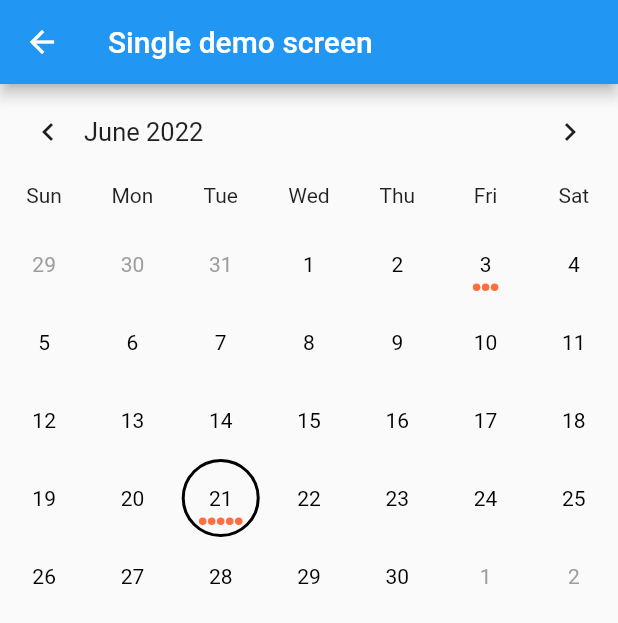
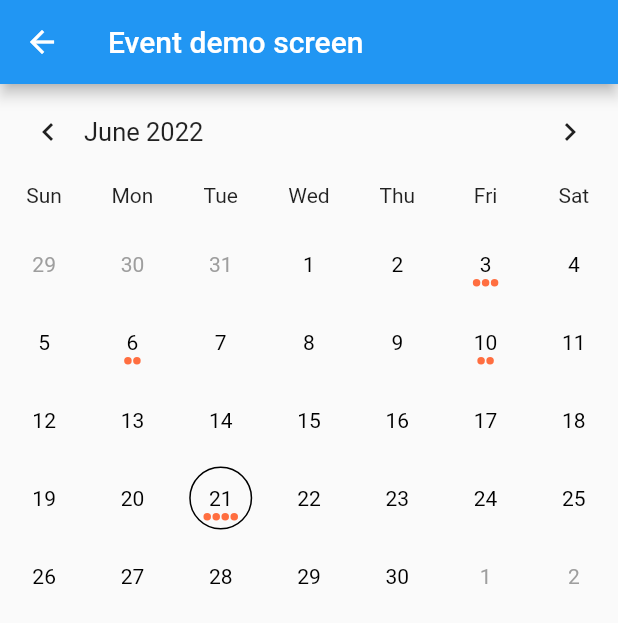
Before and after one commit to Jay-flow/flutter_calendar_widget, a Flutter app: the screen it shows after launch, after a tap on "Event demo screen", on a phone screen of 412 x 824 dp. Shown: the top 623 px of the screen. Run offline on Flutter 3.47's test engine with Material 2 defaults, Android fonts, the phone set to English and light mode, and no system bars; our stand-ins replace logger.

Commit message:
Implement the event calendar example screen

```diff
--- /dev/null
+++ b/example/lib/models/event.dart
@@ -0,0 +1,5 @@
+class Event {
+  final String title;
+
+  const Event(this.title);
+}
--- a/example/lib/screens/event_demo_screen.dart
+++ b/example/lib/screens/event_demo_screen.dart
@@ -1,12 +1,8 @@
-import 'package:example/utils.dart';
 import 'package:flutter/material.dart';
 import 'package:flutter_calendar_widget/flutter_calendar_widget.dart';
 
-class Event {
-  final String title;
-
-  const Event(this.title);
-}
+import '../models/event.dart';
+import '../utils.dart';
 
 class EventDemoScreen extends StatefulWidget {
   const EventDemoScreen({Key? key}) : super(key: key);
@@ -18,38 +14,19 @@ class EventDemoScreen extends StatefulWidget {
 class _EventDemoScreenState extends State<EventDemoScreen> {
   List<Event> _selectedEvents = [];
 
-  EventList<Event> _getEvents() {
-    DateTime now = DateTime.now();
-
-    return EventList(
-      events: {
-        now: [
-          const Event('Event 1'),
-          const Event('Event 2'),
-          const Event('Event 3'),
-          const Event('Event 4'),
-          const Event('Event 5'),
-          const Event('Event 6'),
-        ],
-        DateTime(now.year, now.month, 3): [
-          const Event('Event 1'),
-          const Event('Event 2'),
-          const Event('Event 3'),
-        ],
-      },
-    );
-  }
-
   @override
   Widget build(BuildContext context) {
-    final events = _getEvents();
+    EventList<Event> events = getEventList();
 
     return Scaffold(
       appBar: AppBar(
-        title: const Text('Single demo screen'),
+        title: const Text('Event demo screen'),
       ),
       body: SafeArea(
-        child: FlutterCalendar(
+        child: Column(
+          crossAxisAlignment: CrossAxisAlignment.start,
+          children: [
+            FlutterCalendar(
               selectionMode: FlutterCalendarSelectionMode.single,
               focusedDate: DateTime.now(),
               events: events,
@@ -57,12 +34,33 @@ class _EventDemoScreenState extends State<EventDemoScreen> {
                 setState(() {
                   _selectedEvents = events.get(day);
                 });
-
-            logger.d(_selectedEvents);
               },
-          onDayLongPressed: (DateTime day) {
-            logger.d('[onDayLongPressed] $day');
-          },
+            ),
+            Expanded(
+              child: SingleChildScrollView(
+                child: Column(
+                  children: _selectedEvents
+                      .map(
+                        (event) => Container(
+                          width: double.infinity,
+                          padding: const EdgeInsets.all(10),
+                          margin: const EdgeInsets.all(20),
+                          decoration: BoxDecoration(
+                            border: Border.all(color: Colors.red, width: 1),
+                          ),
+                          child: Text(
+                            event.title,
+                            style: const TextStyle(
+                              fontSize: 30,
+                            ),
+                          ),
+                        ),
+                      )
+                      .toList(),
+                ),
+              ),
+            ),
+          ],
         ),
       ),
     );
--- a/example/lib/utils.dart
+++ b/example/lib/utils.dart
@@ -1,3 +1,36 @@
+import 'package:flutter_calendar_widget/flutter_calendar_widget.dart';
 import 'package:logger/logger.dart';
 
+import 'models/event.dart';
+
 Logger logger = Logger();
+
+EventList<Event> getEventList() {
+  DateTime now = DateTime.now();
+
+  return EventList(
+    events: {
+      DateTime(now.year, now.month, 21): [
+        const Event('Event 1'),
+        const Event('Event 2'),
+        const Event('Event 3'),
+        const Event('Event 4'),
+        const Event('Event 5'),
+        const Event('Event 6'),
+      ],
+      DateTime(now.year, now.month, 3): [
+        const Event('Event 1'),
+        const Event('Event 2'),
+        const Event('Event 3'),
+      ],
+      DateTime(now.year, now.month, 10): [
+        const Event('Event 1'),
+        const Event('Event 2'),
+      ],
+      DateTime(now.year, now.month, 6): [
+        const Event('Event 1'),
+        const Event('Event 2'),
+      ]
+    },
+  );
+}
--- a/lib/src/classes/calender_builder.dart
+++ b/lib/src/classes/calender_builder.dart
@@ -12,7 +12,9 @@ abstract class CalenderBuilder {
     DateType type,
     List events,
   ) {
-    return Stack(
+    return Padding(
+      padding: style.daysRowVerticalPadding,
+      child: Stack(
         alignment: Alignment.center,
         children: [
           type.isWithinRange
@@ -23,6 +25,7 @@ abstract class CalenderBuilder {
           buildDay(dateTime, type),
           events.isNotEmpty ? buildEvents(events) : const Empty(),
         ],
+      ),
     );
   }
 
@@ -85,11 +88,11 @@ abstract class CalenderBuilder {
 
   Widget buildEvents(List events) {
     return Positioned(
-      bottom: 8,
+      bottom: 6,
       child: Row(
         mainAxisAlignment: MainAxisAlignment.center,
         children: events
-            .take(5)
+            .take(4)
             .map(
               (e) => Container(
                 height: 5,
@@ -164,7 +167,7 @@ abstract class CalenderBuilder {
       children: [
         Container(
           decoration: BoxDecoration(
-            border: Border.all(width: 2.0, color: Colors.black),
+            border: Border.all(width: 1.0, color: Colors.black),
             shape: BoxShape.circle,
           ),
         ),
```
Lines whose indentation alone changed are shown as unchanged.
